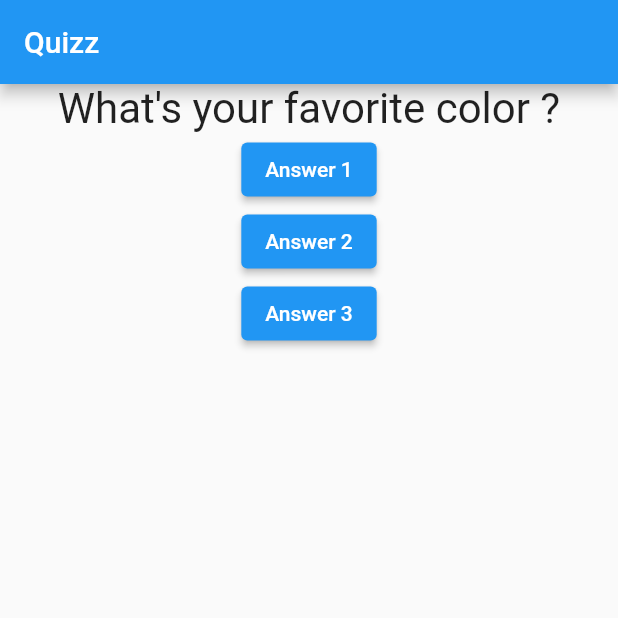
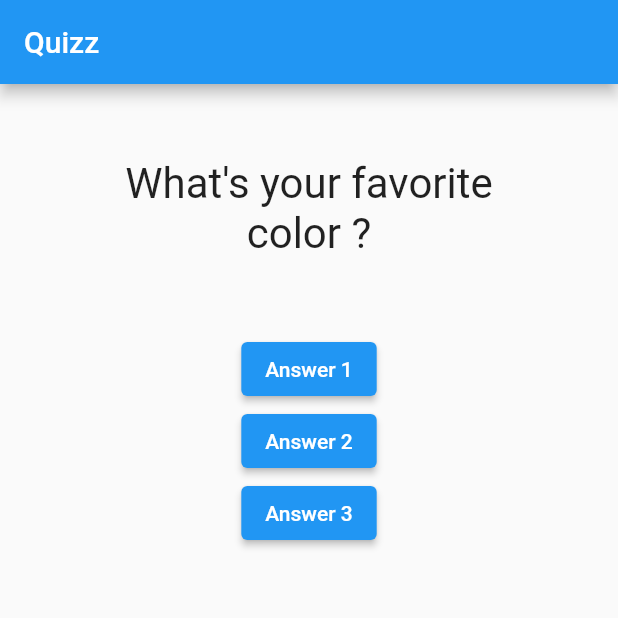
Before and after one commit to JAMALEEY/Flutter-BootCamp, a Flutter app: the screen it shows after launch, on a phone screen of 412 x 824 dp, the top half of it. Run offline on Flutter 3.47's test engine with Material 2 defaults, Android fonts, the phone set to English and light mode, and no system bars.

Commit message:
add EdgeInsets

```diff
--- a/lib/question.dart
+++ b/lib/question.dart
@@ -8,16 +8,18 @@ class Question extends StatelessWidget {
   // it will change only on init through the constructor
   final String quetionText;
 
-  Question(this.quetionText);
+  const Question(this.quetionText, {super.key});
 
   @override
   Widget build(BuildContext context) {
-    return SizedBox(
+    return Container(
       // infinity is a width that ensures that the container takes as much width size as it can.
       width: double.infinity,
+      // Edge... allows us to create an object in different variants
+      margin: const EdgeInsets.all(50),
       child: Text(
         quetionText,
-        style: TextStyle(fontSize: 28),
+        style: const TextStyle(fontSize: 28),
         textAlign: TextAlign.center,
       ),
     );
```
